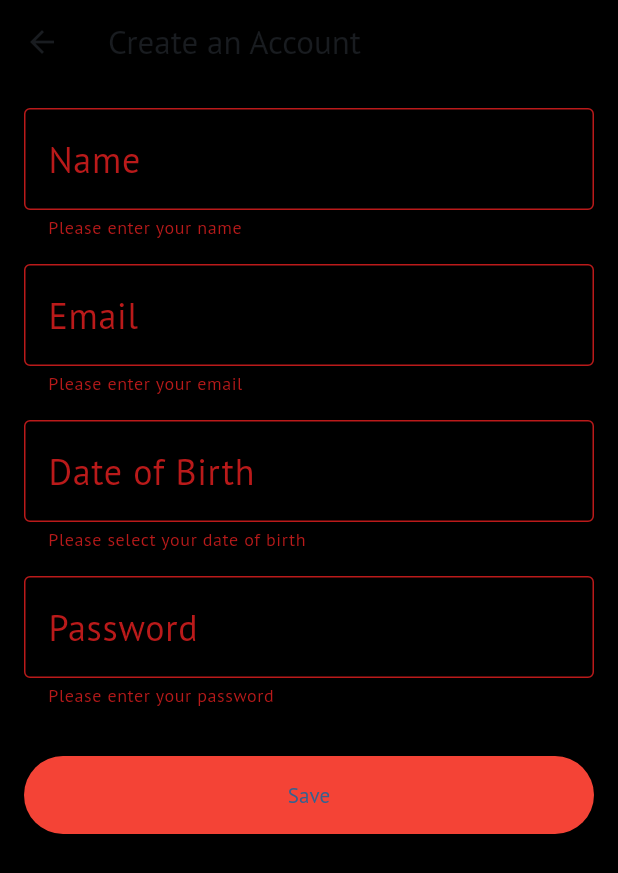
After one commit to AlbertWi/FlutterPAB, a Flutter app: the RegisterScreen screen opened directly, after a tap on "Save", on a phone screen of 412 x 824 dp. The commit adds this screen. Shown: the top 873 px of the screen. Run offline on Flutter 3.47's test engine with Material 3 defaults, Android fonts, the phone set to English and light mode, and no system bars; our stand-ins replace cached_network_image, carousel_slider, google_fonts, shared_preferences; accounts and stored records are empty; network calls fail.

Commit message:
FINAL
FINAL

```diff
--- a/flutter_login/lib/screens/home_screen.dart
+++ b/flutter_login/lib/screens/home_screen.dart
@@ -38,7 +38,7 @@ class _HomeScreenState extends State<HomeScreen> {
       appBar: AppBar(
         backgroundColor: Colors.black,
         title: Image.asset(
-          "assets/logo.png",
+          "assets/CINEMANIA (2).png",
           height: 50,
           width: 120,
         ),
--- /dev/null
+++ b/flutter_login/lib/screens/register_screen.dart
@@ -0,0 +1,155 @@
+import 'package:flutter/material.dart';
+import 'package:flutter_login/screens/login_screen.dart';
+
+void main() {
+  runApp(const MyApp());
+}
+
+class MyApp extends StatelessWidget {
+  const MyApp({super.key});
+
+  @override
+  Widget build(BuildContext context) {
+    return MaterialApp(
+      debugShowCheckedModeBanner: false,
+      theme: ThemeData.dark(),
+      home: const RegisterScreen(),
+    );
+  }
+}
+
+class RegisterScreen extends StatefulWidget {
+  const RegisterScreen({super.key});
+
+  @override
+  State<RegisterScreen> createState() => _RegisterScreenState();
+}
+
+class _RegisterScreenState extends State<RegisterScreen> {
+  final _formKey = GlobalKey<FormState>();
+  final TextEditingController _nameController = TextEditingController();
+  final TextEditingController _emailController = TextEditingController();
+  final TextEditingController _dobController = TextEditingController();
+  final TextEditingController _passwordController = TextEditingController();
+
+  void _register() {
+    if (_formKey.currentState!.validate()) {
+      ScaffoldMessenger.of(context).showSnackBar(
+        const SnackBar(content: Text('Register Success')),
+      );
+    }
+  }
+
+  @override
+  Widget build(BuildContext context) {
+    return Scaffold(
+      appBar: AppBar(
+        title: const Text('Create an Account'),
+        leading: IconButton(
+          icon: const Icon(Icons.arrow_back),
+          onPressed: () {
+            Navigator.push(context,
+                MaterialPageRoute(builder: (context) => const LoginScreen()));
+          },
+        ),
+      ),
+      body: Padding(
+        padding: const EdgeInsets.all(16.0),
+        child: Form(
+          key: _formKey,
+          child: Column(
+            children: [
+              TextFormField(
+                controller: _nameController,
+                decoration: const InputDecoration(
+                  labelText: 'Name',
+                  border: OutlineInputBorder(),
+                ),
+                validator: (value) {
+                  if (value == null || value.isEmpty) {
+                    return 'Please enter your name';
+                  }
+                  return null;
+                },
+              ),
+              const SizedBox(height: 16),
+              TextFormField(
+                controller: _emailController,
+                decoration: const InputDecoration(
+                  labelText: 'Email',
+                  border: OutlineInputBorder(),
+                ),
+                validator: (value) {
+                  if (value == null || value.isEmpty) {
+                    return 'Please enter your email';
+                  }
+                  if (!RegExp(r'^\S+@\S+\.\S+\$').hasMatch(value)) {
+                    return 'Please enter a valid email';
+                  }
+                  return null;
+                },
+              ),
+              const SizedBox(height: 16),
+              TextFormField(
+                controller: _dobController,
+                decoration: const InputDecoration(
+                  labelText: 'Date of Birth',
+                  border: OutlineInputBorder(),
+                ),
+                onTap: () async {
+                  FocusScope.of(context).requestFocus(FocusNode());
+                  DateTime? pickedDate = await showDatePicker(
+                    context: context,
+                    initialDate: DateTime.now(),
+                    firstDate: DateTime(1900),
+                    lastDate: DateTime.now(),
+                  );
+                  if (pickedDate != null) {
+                    setState(() {
+                      _dobController.text =
+                          '${pickedDate.year}-${pickedDate.month}-${pickedDate.day}';
+                    });
+                  }
+                },
+                validator: (value) {
+                  if (value == null || value.isEmpty) {
+                    return 'Please select your date of birth';
+                  }
+                  return null;
+                },
+              ),
+              const SizedBox(height: 16),
+              TextFormField(
+                controller: _passwordController,
+                decoration: const InputDecoration(
+                  labelText: 'Password',
+                  border: OutlineInputBorder(),
+                ),
+                obscureText: true,
+                validator: (value) {
+                  if (value == null || value.isEmpty) {
+                    return 'Please enter your password';
+                  }
+                  if (value.length < 6) {
+                    return 'Password must be at least 6 characters';
+                  }
+                  return null;
+                },
+              ),
+              const SizedBox(height: 32),
+              ElevatedButton(
+                style: ElevatedButton.styleFrom(
+                  backgroundColor: Colors.red,
+                  padding: const EdgeInsets.symmetric(vertical: 16),
+                  minimumSize: const Size(double.infinity, 50),
+                ),
+                onPressed: _register,
+                child: const Text('Save'),
+              ),
+            ],
+          ),
+        ),
+      ),
+    );
+  }
+}
```
Also changed, not shown: flutter_login/lib/screens/login_screen.dart (+6 -1 lines), flutter_login/lib/screens/search_screen.dart (+87 -55 lines), flutter_login/assets/CINEMANIA (2).png (added).
